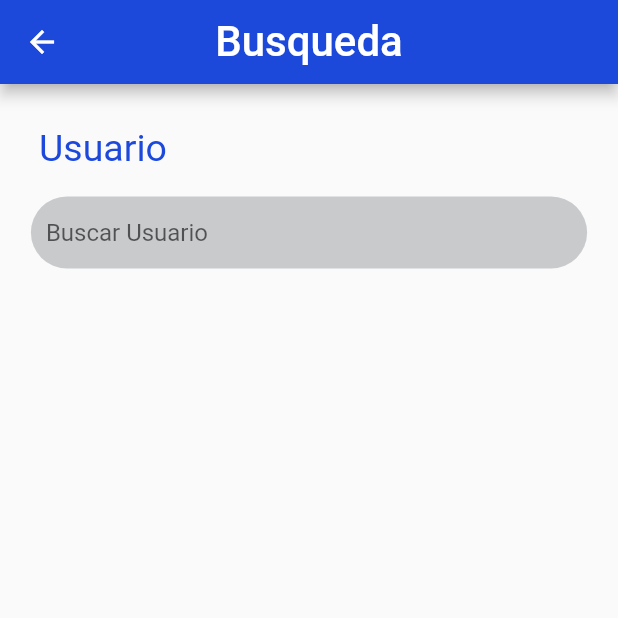
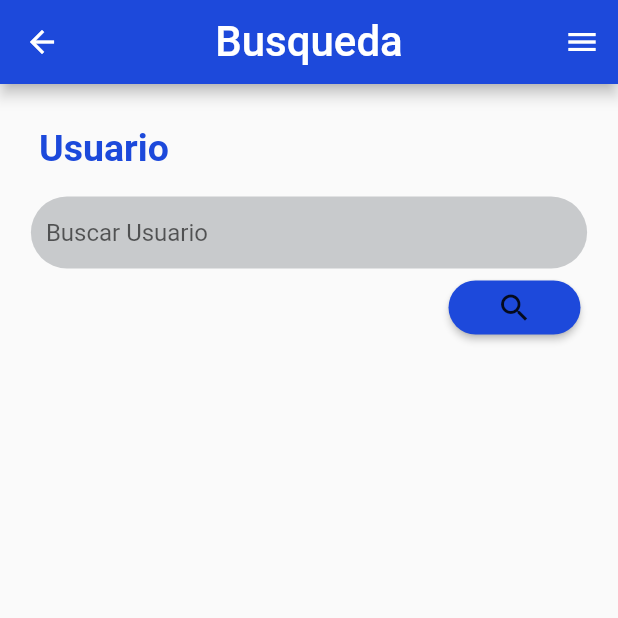
Before and after one commit to DiegoMojica/Aplicacion-Flutter, a Flutter app: the screen it shows after launch, after a tap on "Iniciar sesión", on a phone screen of 412 x 824 dp, the top half of it. Run offline on Flutter 3.47's test engine with Material 2 defaults, Android fonts, the phone set to English and light mode, and no system bars.

Commit message:
Completo el login y el search con menu lateral :)

```diff
--- a/lib/Search.dart
+++ b/lib/Search.dart
@@ -10,8 +10,54 @@ class search extends StatefulWidget {
 
 class _searchState extends State<search> {
   @override
+
+//La parte de arriba el titulo
   Widget build(BuildContext context) {
     return Scaffold(
+      endDrawer: Drawer(
+        child: Container(
+          color: Colors.white,
+          child: Column(
+            children: [
+              Container(
+                width: 300,
+                height: 300,
+                margin: const EdgeInsets.all(10),
+                child: Image.asset("assets/pensador.webp"),
+              ),
+              const Text("Productores de software",
+                  style:
+                      TextStyle(fontWeight: FontWeight.bold, fontSize: (20))),
+              Container(
+                margin: const EdgeInsets.only(top: 30),
+                padding: const EdgeInsets.all(20),
+                width: double.infinity,
+                color: Colors.grey[100],
+                child: const Text("Buscador"),
+              ),
+              Container(
+                margin: const EdgeInsets.only(top: 2),
+                padding: const EdgeInsets.all(20),
+                width: double.infinity,
+                color: Colors.grey[100],
+                child: const Text("Registros"),
+              ),
+              Expanded(child: Container()),
+              Container(
+                margin: const EdgeInsets.only(top: 2),
+                padding: const EdgeInsets.all(20),
+                width: double.infinity,
+                color: Colors.black87,
+                alignment: Alignment.center,
+                child: const Text(
+                  "Salir",
+                  style: TextStyle(color: Colors.white),
+                ),
+              )
+            ],
+          ),
+        ),
+      ),
       appBar: AppBar(
         title: Text(
           "Busqueda",
@@ -27,19 +73,24 @@ class _searchState extends State<search> {
               height: 8,
               width: 2,
             ),
+
+            //El texto de Usuario
             Container(
               padding: EdgeInsets.fromLTRB(26, 20, 10, 10),
               child: Text(
                 "Usuario",
                 style: TextStyle(
-                  fontSize: 25,
-                  color: Color.fromARGB(255, 28, 73, 219),
-                ),
+                    fontSize: 25,
+                    color: Color.fromARGB(255, 28, 73, 219),
+                    fontWeight: FontWeight.bold),
               ),
             ),
             SizedBox(
               height: 8,
             ),
+
+            //El buscador
+
             Column(children: [
               Container(
                 width: MediaQuery.of(context).size.width * 0.9,
@@ -60,6 +111,23 @@ class _searchState extends State<search> {
                 ),
               ),
             ]),
+
+            //El boton de buscar
+            Row(
+              mainAxisAlignment: MainAxisAlignment.end,
+              children: [
+                Container(
+                  padding: EdgeInsets.symmetric(horizontal: 25, vertical: 2),
+                  child: MaterialButton(
+                      shape: RoundedRectangleBorder(
+                        borderRadius: BorderRadius.circular(50),
+                      ),
+                      color: Color.fromARGB(255, 29, 73, 219),
+                      child: Icon(Icons.search),
+                      onPressed: (() {})),
+                )
+              ],
+            )
           ],
         ),
       ),
--- a/lib/login.dart
+++ b/lib/login.dart
@@ -53,6 +53,9 @@ class _HomeState extends State<Home> {
 
                   //Boton
                   MaterialButton(
+                    shape: RoundedRectangleBorder(
+                      borderRadius: BorderRadius.circular(30),
+                    ),
                     color: Color.fromARGB(255, 29, 73, 219),
                     padding: const EdgeInsets.symmetric(vertical: 15),
                     onPressed: () {
```
